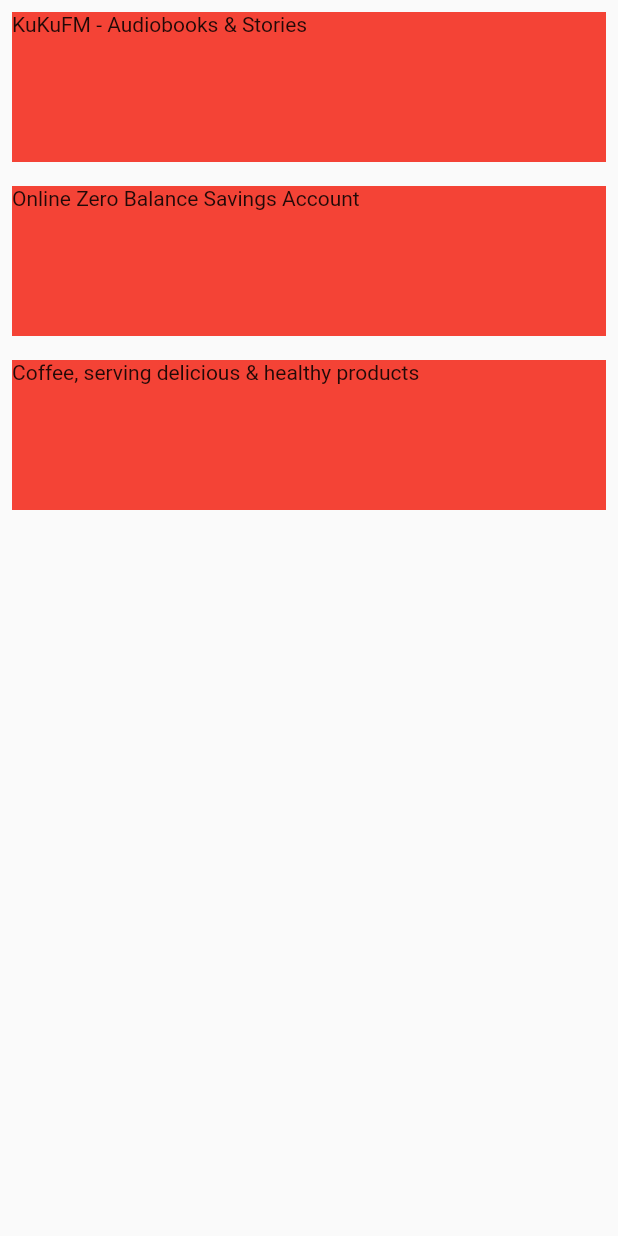
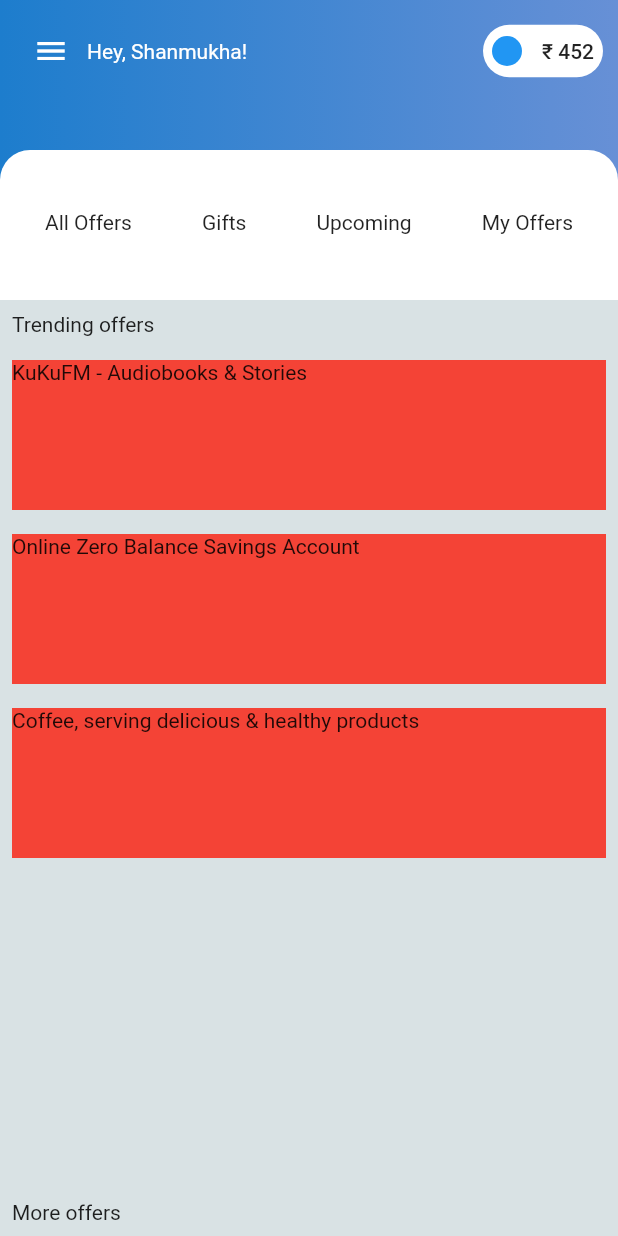
Before and after one commit to MridulVij/shoshin.tech-assignment, a Flutter app: the screen it shows after launch, on a phone screen of 412 x 824 dp. Run offline on Flutter 3.47's test engine with Material 2 defaults, Android fonts, the light colour scheme and no system bars; our stand-ins replace shimmer.

Commit message:
code pushed

```diff
--- /dev/null
+++ b/lib/constants/custom_colors.dart
@@ -0,0 +1,12 @@
+import 'package:flutter/material.dart';
+
+class CustomColors {
+  Color generateLighterShade(Color color) {
+    return Color.fromRGBO(
+      (color.red * 0).round(),
+      (color.green * .9).round(),
+      (color.blue * 3).round(),
+      1,
+    );
+  }
+}
--- a/lib/main.dart
+++ b/lib/main.dart
@@ -20,6 +20,7 @@
         ],
         builder: (context, child) {
           return const MaterialApp(
+            debugShowCheckedModeBanner: false,
             home: Scaffold(
               body: TasksDashboardUI(),
             ),
--- a/lib/views/screens/tasks_dashboard.dart
+++ b/lib/views/screens/tasks_dashboard.dart
@@ -3,7 +3,7 @@
 import 'package:shosin_tech_assignment/controllers/providers/details_data_provider.dart';
 import 'package:shosin_tech_assignment/controllers/providers/tasks_data_provider.dart.dart';
 import 'package:shosin_tech_assignment/models/tasks_model.dart';
-
+import '../widgets/custom_appbar.dart';
 import 'details_dashboard.dart';
 
 class TasksDashboardUI extends StatefulWidget {
@@ -16,30 +16,91 @@
 class _TasksDashboardUIState extends State<TasksDashboardUI> {
   @override
   void initState() {
-    // TODO: implement initState
     super.initState();
     Provider.of<TasksDataProvider>(context, listen: false).fetchTaskData();
   }
 
   @override
   Widget build(BuildContext context) {
-    return Scaffold(body: Consumer<TasksDataProvider>(
+    return Scaffold(
+      body: Stack(
+        children: [
+          Container(
+            decoration: const BoxDecoration(
+              gradient: LinearGradient(
+                colors: [
+                  Color.fromARGB(255, 29, 125, 205),
+                  Color.fromARGB(255, 103, 144, 214)
+                ],
+                begin: Alignment.topLeft,
+                end: Alignment.topRight,
+                stops: [0.0, 1.0],
+              ),
+            ),
+          ),
+
+          Positioned(
+            top: 100,
+            left: 0,
+            right: 0,
+            bottom: 0,
+            child: Container(
+              width: double.maxFinite,
+              decoration: BoxDecoration(
+                borderRadius: BorderRadius.circular(20),
+                color: Colors.white,
+              ),
+              child: const Padding(
+                padding: EdgeInsets.symmetric(horizontal: 30, vertical: 40),
+                child: Row(
+                  crossAxisAlignment: CrossAxisAlignment.start,
+                  mainAxisAlignment: MainAxisAlignment.spaceBetween,
+                  children: [
+                    Text("All Offers"),
+                    Text("Gifts"),
+                    Text("Upcoming"),
+                    Text("My Offers"),
+                  ],
+                ),
+              ),
+            ),
+          ),
+          Positioned(
+            top: 200,
+            bottom: 0,
+            left: 0,
+            right: 0,
+            child: Container(
+              width: double.maxFinite,
+              color: const Color.fromARGB(255, 217, 226, 228),
+              child: Column(
+                crossAxisAlignment: CrossAxisAlignment.start,
+                children: [
+                  Padding(
+                    padding: EdgeInsets.all(8.0),
+                    child: Text("Trending offers"),
+                  ),
+                  Consumer<TasksDataProvider>(
                     builder: (context, state, child) {
                       if (state.tasksModel.isNotEmpty) {
-          return ListView.builder(
+                        return Expanded(
+                          child: ListView.builder(
                             itemCount: state.tasksModel.length,
                             itemBuilder: (context, index) {
-              final tasksModel = TasksModel.fromJson(state.tasksModel[index]);
+                              final tasksModel =
+                                  TasksModel.fromJson(state.tasksModel[index]);
                               return Padding(
                                 padding: const EdgeInsets.all(8.0),
                                 child: GestureDetector(
                                   onTap: () {
-                    Provider.of<DetailsDataProvider>(context, listen: false)
+                                    Provider.of<DetailsDataProvider>(context,
+                                            listen: false)
                                         .fetchDetailsData(index);
                                     Navigator.push(
                                       context,
                                       MaterialPageRoute(
-                        builder: (context) => DetailsDashboardUI(
+                                        builder: (context) =>
+                                            DetailsDashboardUI(
                                           index: index,
                                         ),
                                       ),
@@ -54,6 +115,7 @@
                                 ),
                               );
                             },
+                          ),
                         );
                       } else {
                         return const Center(
@@ -61,6 +123,19 @@
                         );
                       }
                     },
-    ));
+                  ),
+                  Padding(
+                    padding: EdgeInsets.all(8.0),
+                    child: Text("More offers"),
+                  ),
+                ],
+              ),
+            ),
+          ),
+          // Top Custom App bar
+          const CustomAppBar(),
+        ],
+      ),
+    );
   }
 }
--- /dev/null
+++ b/lib/views/widgets/custom_appbar.dart
@@ -0,0 +1,57 @@
+import 'package:flutter/material.dart';
+
+class CustomAppBar extends StatelessWidget {
+  const CustomAppBar({super.key});
+
+  @override
+  Widget build(BuildContext context) {
+    return SafeArea(
+      child: Padding(
+        padding: const EdgeInsets.symmetric(horizontal: 10, vertical: 10),
+        child: Row(
+          mainAxisAlignment: MainAxisAlignment.spaceBetween,
+          children: [
+            Row(
+              children: [
+                IconButton(
+                  onPressed: () {},
+                  icon: const Icon(
+                    Icons.menu_sharp,
+                    color: Colors.white,
+                  ),
+                ),
+                const Text(
+                  "Hey, Shanmukha!",
+                  style: TextStyle(color: Colors.white),
+                ),
+              ],
+            ),
+            Container(
+              height: 35,
+              width: 80,
+              decoration: BoxDecoration(
+                borderRadius: BorderRadius.circular(20),
+                color: Colors.white,
+              ),
+              child: Padding(
+                padding: const EdgeInsets.all(6.0),
+                child: Row(
+                    mainAxisAlignment: MainAxisAlignment.spaceBetween,
+                    children: [
+                      CircleAvatar(
+                        radius: 10,
+                        backgroundColor: Colors.blue,
+                      ),
+                      Text(
+                        "\u20b9 452",
+                        style: TextStyle(fontWeight: FontWeight.w500),
+                      )
+                    ]),
+              ),
+            ),
+          ],
+        ),
+      ),
+    );
+  }
+}
--- /dev/null
+++ b/lib/views/widgets/custom_schimmer.dart
@@ -0,0 +1,32 @@
+import 'package:flutter/material.dart';
+import 'package:shimmer/shimmer.dart';
+
+class ShimmerEffect extends StatelessWidget {
+  @override
+  Widget build(BuildContext context) {
+    return Shimmer.fromColors(
+      baseColor: Colors.grey[300]!,
+      highlightColor: Colors.grey[100]!,
+      child: ListView.builder(
+        itemCount: 10, // Number of shimmering items
+        itemBuilder: (context, index) {
+          return ListTile(
+            leading: CircleAvatar(
+              radius: 30.0,
+            ),
+            title: Container(
+              height: 16.0,
+              width: double.infinity,
+              color: Colors.white,
+            ),
+            subtitle: Container(
+              height: 12.0,
+              width: double.infinity,
+              color: Colors.white,
+            ),
+          );
+        },
+      ),
+    );
+  }
+}
```
Lines whose indentation alone changed are shown as unchanged.
